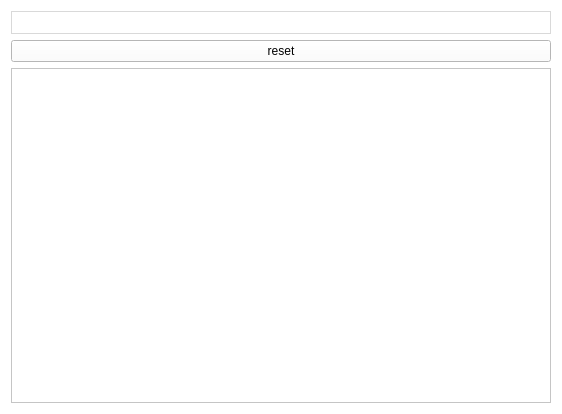
The window that src/MainApps/QtAddressBar/MainWindow.ui (Longxr/QtAddressBar) describes before a commit, drawn with Qt 5.
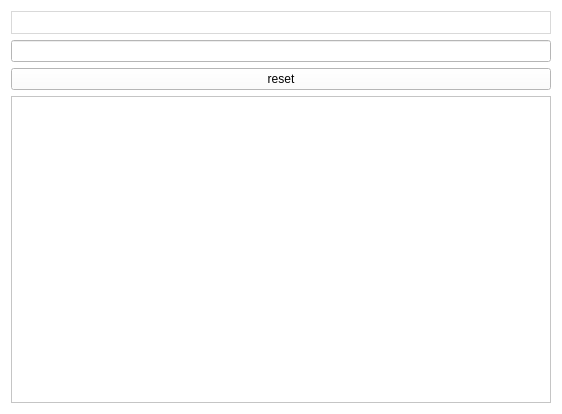
The same window after the commit. Custom widgets are drawn as their Qt base class.

Diff of the .ui file:
```diff
--- a/src/MainApps/QtAddressBar/MainWindow.ui
+++ b/src/MainApps/QtAddressBar/MainWindow.ui
@@ -49,6 +49,9 @@
       </property>
      </widget>
     </item>
+    <item>
+     <widget class="QLineEdit" name="lineEdit"/>
+    </item>
     <item>
      <widget class="QPushButton" name="pushButton">
       <property name="text">
```
